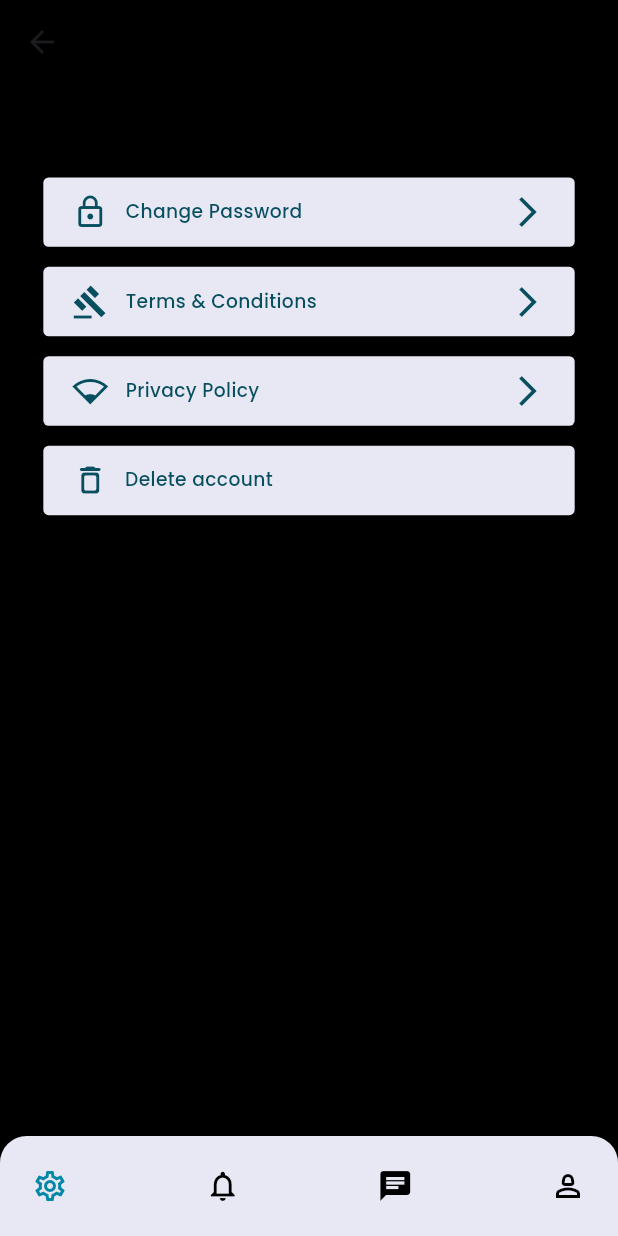
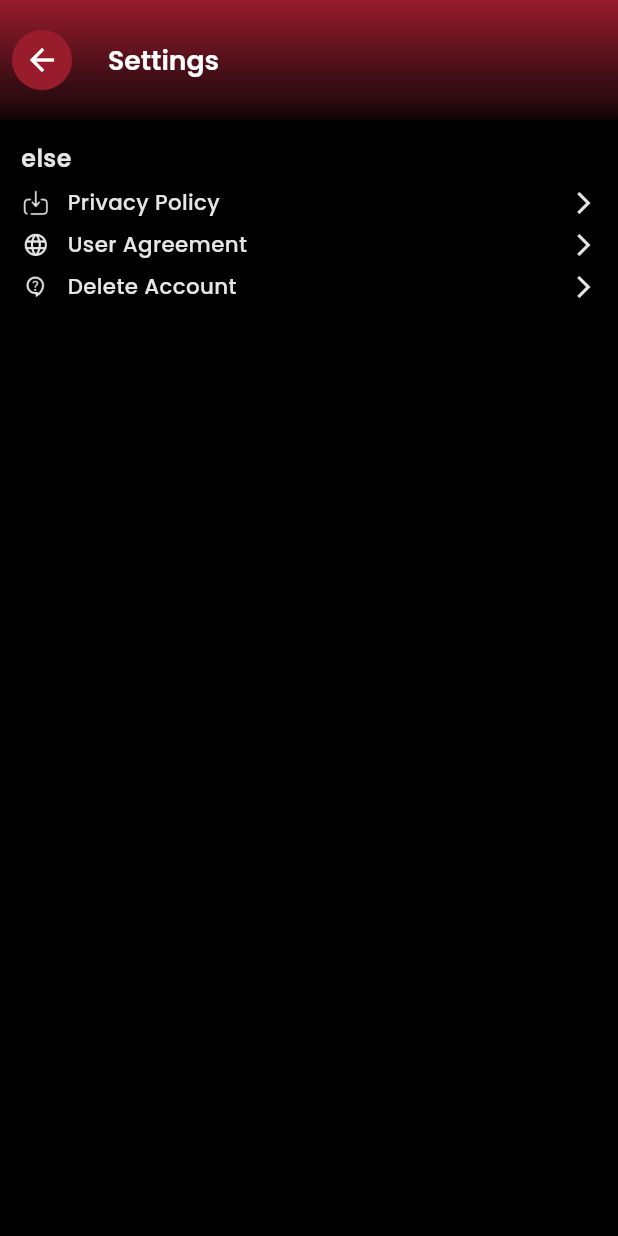
Before and after one commit to Irfanhossain909/shorts_streaming_app, a Flutter app: the SettingScreen screen opened by its route, on a phone screen of 412 x 824 dp. Run offline on Flutter 3.47's test engine with Material 3 defaults, Android fonts, the light colour scheme and no system bars; our stand-ins replace cached_network_image, carousel_slider, dio, flutter_dotenv, flutter_html, flutter_screenutil and 15 more; accounts and stored records are empty; network calls fail.

Commit message:
setting page done

```diff
--- a/lib/features/profile/presentation/screen/profile_screen.dart
+++ b/lib/features/profile/presentation/screen/profile_screen.dart
@@ -198,7 +198,7 @@ class ProfileScreen extends StatelessWidget {
                     title: "Offline Download",
                     leadPath: AppImages.icOfflineDownload,
                   ),
-                  ProfileRow(title: "Language", leadPath: AppImages.icLanguage),
+                  // ProfileRow(title: "Language", leadPath: AppImages.icLanguage),
                   ProfileRow(title: "FAQs", leadPath: AppImages.icFaq),
                   CommonText(
                     text: "More Setting",
@@ -207,7 +207,13 @@ class ProfileScreen extends StatelessWidget {
                     color: AppColors.background,
                   ),
                   ProfileRow(title: "Feedback", leadPath: AppImages.icFeedback),
-                  ProfileRow(title: "Settings", leadPath: AppImages.icSetting),
+                  ProfileRow(
+                    onTap: () {
+                      Get.toNamed(AppRoutes.setting);
+                    },
+                    title: "Settings",
+                    leadPath: AppImages.icSetting,
+                  ),
                   ProfileRow(
                     leadColor: AppColors.red,
                     title: "Log out",
@@ -228,11 +234,20 @@ class ProfileRow extends StatelessWidget {
   final String? title;
   final String? leadPath;
   final Color? leadColor;
-  const ProfileRow({super.key, this.title, this.leadPath, this.leadColor});
+  final VoidCallback? onTap;
+  const ProfileRow({
+    super.key,
+    this.title,
+    this.leadPath,
+    this.leadColor,
+    this.onTap,
+  });
 
   @override
   Widget build(BuildContext context) {
-    return Row(
+    return InkWell(
+      onTap: onTap,
+      child: Row(
         spacing: 12.w,
         children: [
           CommonImage(
@@ -256,6 +271,7 @@ class ProfileRow extends StatelessWidget {
             color: AppColors.background,
           ),
         ],
+      ),
     );
   }
 }
--- a/lib/features/setting/presentation/controller/setting_controller.dart
+++ b/lib/features/setting/presentation/controller/setting_controller.dart
@@ -1,32 +1,32 @@
-import 'package:flutter/cupertino.dart';
-import 'package:get/get.dart';
-import 'package:testemu/core/config/api/api_end_point.dart';
-import 'package:testemu/core/config/route/app_routes.dart';
-import 'package:testemu/core/services/api/api_service.dart';
-import 'package:testemu/core/utils/app_utils.dart';
+// import 'package:flutter/cupertino.dart';
+// import 'package:get/get.dart';
+// import 'package:testemu/core/config/api/api_end_point.dart';
+// import 'package:testemu/core/config/route/app_routes.dart';
+// import 'package:testemu/core/services/api/api_service.dart';
+// import 'package:testemu/core/utils/app_utils.dart';
 
-class SettingController extends GetxController {
-  /// Password controller here , use for delete account
-  TextEditingController passwordController = TextEditingController();
+// class SettingController extends GetxController {
+//   /// Password controller here , use for delete account
+//   TextEditingController passwordController = TextEditingController();
 
-  /// loading check , use delete account
-  bool isLoading = false;
+//   /// loading check , use delete account
+//   bool isLoading = false;
 
-  /// account delete api call here
-  deleteAccountRepo() async {
-    isLoading = true;
-    update();
+//   /// account delete api call here
+//   deleteAccountRepo() async {
+//     isLoading = true;
+//     update();
 
-    var body = {"password": passwordController.text};
+//     var body = {"password": passwordController.text};
 
-    var response = await ApiService.delete(ApiEndPoint.user, body: body);
+//     var response = await ApiService.delete(ApiEndPoint.user, body: body);
 
-    if (response.statusCode == 200) {
-      Get.offAllNamed(AppRoutes.signIn);
-    } else {
-      Utils.errorSnackBar(response.statusCode, response.message);
-    }
-    isLoading = false;
-    update();
-  }
-}
+//     if (response.statusCode == 200) {
+//       Get.offAllNamed(AppRoutes.signIn);
+//     } else {
+//       Utils.errorSnackBar(response.statusCode, response.message);
+//     }
+//     isLoading = false;
+//     update();
+//   }
+// }
--- a/lib/features/setting/presentation/screen/setting_screen.dart
+++ b/lib/features/setting/presentation/screen/setting_screen.dart
@@ -1,15 +1,10 @@
 import 'package:flutter/material.dart';
 import 'package:flutter_screenutil/flutter_screenutil.dart';
-import 'package:get/get.dart';
-import 'package:testemu/core/component/bottom_nav_bar/common_bottom_bar.dart';
-import 'package:testemu/core/component/pop_up/common_pop_menu.dart';
+import 'package:testemu/core/component/appbar/common_app_bar.dart';
 import 'package:testemu/core/component/text/common_text.dart';
-import 'package:testemu/core/config/route/app_routes.dart';
 import 'package:testemu/core/constants/app_colors.dart';
-import 'package:testemu/core/constants/app_string.dart';
-import 'package:testemu/core/utils/extensions/extension.dart';
-import '../controller/setting_controller.dart';
-import '../widgets/setting_item.dart';
+import 'package:testemu/core/constants/app_images.dart';
+import 'package:testemu/features/profile/presentation/screen/profile_screen.dart';
 
 class SettingScreen extends StatelessWidget {
   const SettingScreen({super.key});
@@ -17,89 +12,28 @@ class SettingScreen extends StatelessWidget {
   @override
   Widget build(BuildContext context) {
     return Scaffold(
-      /// App Bar Section starts here
-      appBar: AppBar(
-        centerTitle: true,
-        title: const CommonText(
-          text: AppString.settings,
-          fontSize: 20,
-          fontWeight: FontWeight.w600,
+      appBar: CommonAppBar(title: "Settings", isCenterTitle: false),
+      body: Padding(
+        padding: EdgeInsets.all(16.r),
+        child: Column(
+          spacing: 8,
+          crossAxisAlignment: CrossAxisAlignment.start,
+          children: [
+            CommonText(
+              text: "else",
+              fontSize: 20.sp,
+              fontWeight: FontWeight.w600,
+              color: AppColors.background,
+            ),
+            ProfileRow(
+              title: "Privacy Policy",
+              leadPath: AppImages.icOfflineDownload,
+            ),
+            ProfileRow(title: "User Agreement", leadPath: AppImages.icLanguage),
+            ProfileRow(title: "Delete Account", leadPath: AppImages.icFaq),
+          ],
         ),
       ),
-
-      /// Body Section starts here
-      body: GetBuilder<SettingController>(
-        builder: (controller) {
-          return Padding(
-            padding: EdgeInsets.symmetric(horizontal: 30.w),
-            child: Column(
-              children: [
-                70.height,
-
-                /// Change password Item here
-                InkWell(
-                  onTap: () => Get.toNamed(AppRoutes.changePassword),
-                  child: const SettingItem(
-                    title: AppString.changePassword,
-                    iconDate: Icons.lock_outline,
-                  ),
-                ),
-
-                /// Terms of Service Item here
-                InkWell(
-                  onTap: () => Get.toNamed(AppRoutes.termsOfServices),
-                  child: const SettingItem(
-                    title: AppString.termsOfServices,
-                    iconDate: Icons.gavel,
-                  ),
-                ),
-
-                /// Privacy Policy Item here
-                InkWell(
-                  onTap: () => Get.toNamed(AppRoutes.privacyPolicy),
-                  child: const SettingItem(
-                    title: AppString.privacyPolicy,
-                    iconDate: Icons.network_wifi_1_bar,
-                  ),
-                ),
-
-                /// Delete Account Item here
-                InkWell(
-                  onTap: () => deletePopUp(
-                    controller: controller.passwordController,
-                    onTap: controller.deleteAccountRepo,
-                    isLoading: controller.isLoading,
-                  ),
-                  child: Container(
-                    height: 52.h,
-                    padding: EdgeInsets.symmetric(horizontal: 20.w),
-                    decoration: BoxDecoration(
-                      color: AppColors.blueLight,
-                      borderRadius: BorderRadius.circular(4.r),
-                    ),
-                    child: Row(
-                      children: [
-                        const Icon(
-                          Icons.delete_outline_rounded,
-                          color: AppColors.secondary,
-                        ),
-                        CommonText(
-                          text: AppString.deleteAccount,
-                          color: AppColors.secondary,
-                          left: 12.w,
-                        ),
-                      ],
-                    ),
-                  ),
-                ),
-              ],
-            ),
-          );
-        },
-      ),
-
-      /// Bottom Navigation Bar Section starts here
-      bottomNavigationBar: const CommonBottomNavBar(currentIndex: 0),
     );
   }
 }
```
Lines whose indentation alone changed are shown as unchanged.
